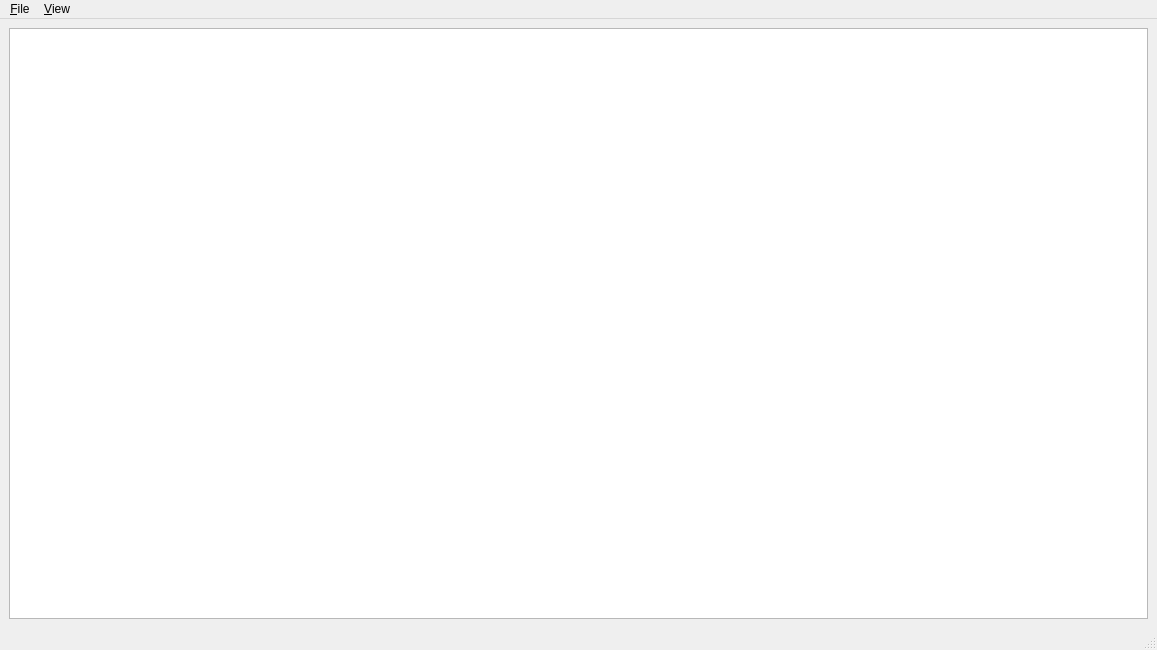
The window that src/main-window.ui (shundhammer/qdirstat) describes before a commit, drawn with Qt 5.
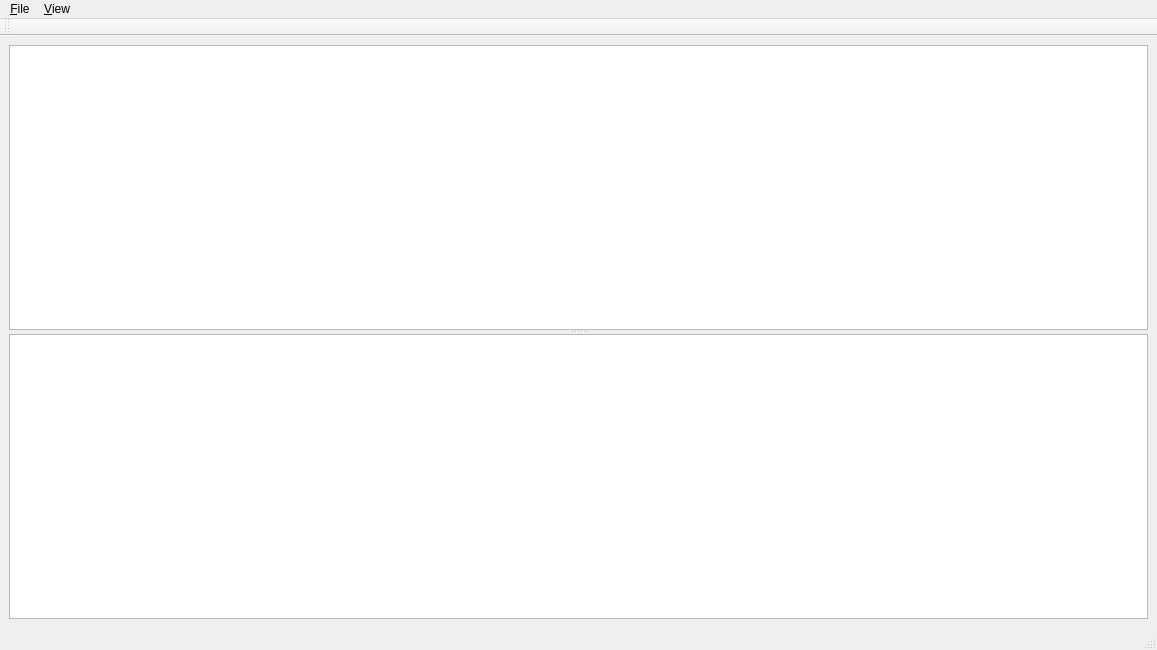
The same window after the commit. Icons and pictures are not drawn. Custom widgets are drawn as their Qt base class.

Commit message: treemaps showing grid

```diff
--- a/src/main-window.ui
+++ b/src/main-window.ui
@@ -21,7 +21,13 @@
   <widget class="QWidget" name="centralWidget">
    <layout class="QVBoxLayout" name="verticalLayout">
     <item>
-     <widget class="QDirStat::DirTreeView" name="dirTreeView"/>
+     <widget class="QSplitter" name="mainWinSplitter">
+      <property name="orientation">
+       <enum>Qt::Vertical</enum>
+      </property>
+      <widget class="QDirStat::DirTreeView" name="dirTreeView"/>
+      <widget class="QDirStat::TreemapView" name="treemapView"/>
+     </widget>
     </item>
    </layout>
   </widget>
@@ -73,6 +79,17 @@
    <addaction name="menuView"/>
   </widget>
   <widget class="QStatusBar" name="statusBar"/>
+  <widget class="QToolBar" name="toolBar">
+   <property name="windowTitle">
+    <string>toolBar</string>
+   </property>
+   <attribute name="toolBarArea">
+    <enum>TopToolBarArea</enum>
+   </attribute>
+   <attribute name="toolBarBreak">
+    <bool>false</bool>
+   </attribute>
+  </widget>
   <action name="actionQuit">
    <property name="text">
     <string>&amp;Quit</string>
@@ -255,6 +272,11 @@
    <extends>QTreeView</extends>
    <header>DirTreeView.h</header>
   </customwidget>
+  <customwidget>
+   <class>QDirStat::TreemapView</class>
+   <extends>QGraphicsView</extends>
+   <header>TreemapView.h</header>
+  </customwidget>
  </customwidgets>
  <resources>
   <include location="icons.qrc"/>
```
The commit also changes 4 other files.
